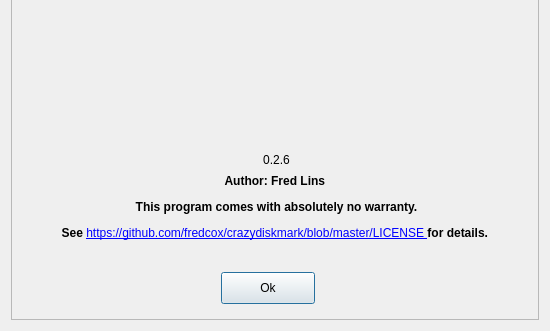
This is aboutdialog.ui in sagudeloo/ApoloDiskMark as Qt 5 draws it before an edit; both pictures show x 0 to 550 and y 169 to 500 of the 550 by 500 pixel window. The edited form follows.
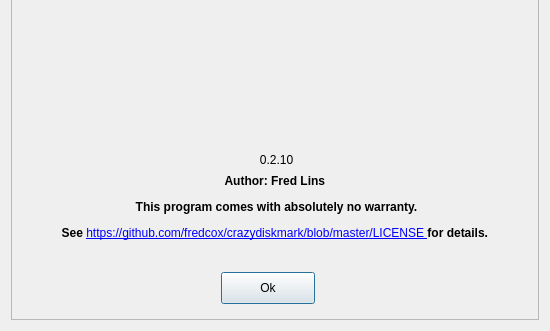
This is the edited form. Icons and pictures are not drawn.

What changed in the file:
```diff
--- a/aboutdialog.ui
+++ b/aboutdialog.ui
@@ -60,7 +60,7 @@
        </rect>
       </property>
       <property name="text">
-       <string>0.2.6</string>
+       <string>0.2.10</string>
       </property>
       <property name="alignment">
        <set>Qt::AlignCenter</set>
```
